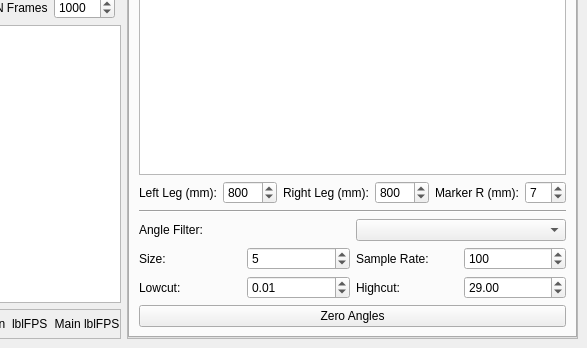
This is GUI/MainWindow.ui in WSUR2B/Vicon-Feedback-Interface as Qt 5 draws it before an edit; both pictures show x 586 to 1173 and y 333 to 681 of the 1173 by 681 pixel window. The edited form follows.
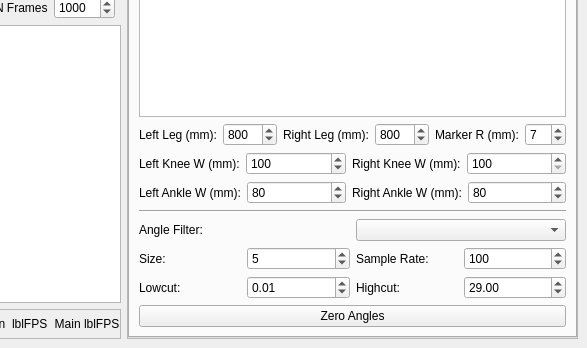
This is the edited form. The open tabs and pages were chosen to show the change.

```diff
--- a/GUI/MainWindow.ui
+++ b/GUI/MainWindow.ui
@@ -455,6 +455,94 @@
                  </item>
                 </layout>
                </item>
+               <item>
+                <layout class="QHBoxLayout" name="horizontalLayout_21">
+                 <item>
+                  <widget class="QLabel" name="label_26">
+                   <property name="text">
+                    <string>Left Knee W (mm):</string>
+                   </property>
+                  </widget>
+                 </item>
+                 <item>
+                  <widget class="QSpinBox" name="spinLeftKneeWidth">
+                   <property name="minimum">
+                    <number>0</number>
+                   </property>
+                   <property name="maximum">
+                    <number>9999</number>
+                   </property>
+                   <property name="value">
+                    <number>100</number>
+                   </property>
+                  </widget>
+                 </item>
+                 <item>
+                  <widget class="QLabel" name="label_31">
+                   <property name="text">
+                    <string>Right Knee W (mm):</string>
+                   </property>
+                  </widget>
+                 </item>
+                 <item>
+                  <widget class="QSpinBox" name="spinRightKneeWidth">
+                   <property name="minimum">
+                    <number>100</number>
+                   </property>
+                   <property name="maximum">
+                    <number>9999</number>
+                   </property>
+                   <property name="value">
+                    <number>100</number>
+                   </property>
+                  </widget>
+                 </item>
+                </layout>
+               </item>
+               <item>
+                <layout class="QHBoxLayout" name="horizontalLayout_24">
+                 <item>
+                  <widget class="QLabel" name="label_36">
+                   <property name="text">
+                    <string>Left Ankle W (mm):</string>
+                   </property>
+                  </widget>
+                 </item>
+                 <item>
+                  <widget class="QSpinBox" name="spinLeftAnkleWidth">
+                   <property name="minimum">
+                    <number>0</number>
+                   </property>
+                   <property name="maximum">
+                    <number>9999</number>
+                   </property>
+                   <property name="value">
+                    <number>80</number>
+                   </property>
+                  </widget>
+                 </item>
+                 <item>
+                  <widget class="QLabel" name="label_37">
+                   <property name="text">
+                    <string>Right Ankle W (mm):</string>
+                   </property>
+                  </widget>
+                 </item>
+                 <item>
+                  <widget class="QSpinBox" name="spinRightAnkleWidth">
+                   <property name="minimum">
+                    <number>0</number>
+                   </property>
+                   <property name="maximum">
+                    <number>9999</number>
+                   </property>
+                   <property name="value">
+                    <number>80</number>
+                   </property>
+                  </widget>
+                 </item>
+                </layout>
+               </item>
                <item>
                 <widget class="Line" name="line">
                  <property name="orientation">
```
Left out of the diff: 88 changed lines with no effect on the pictures.
